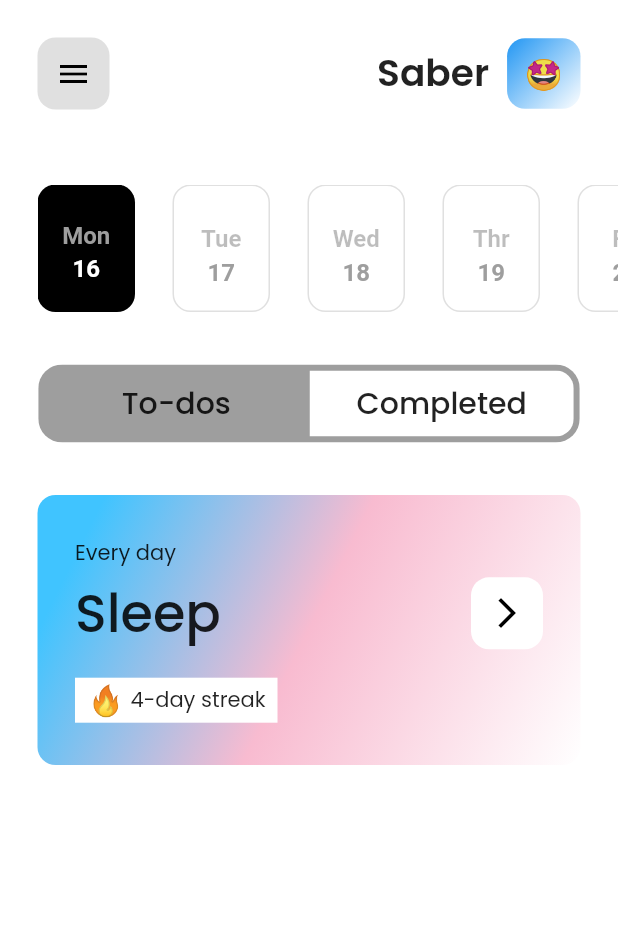
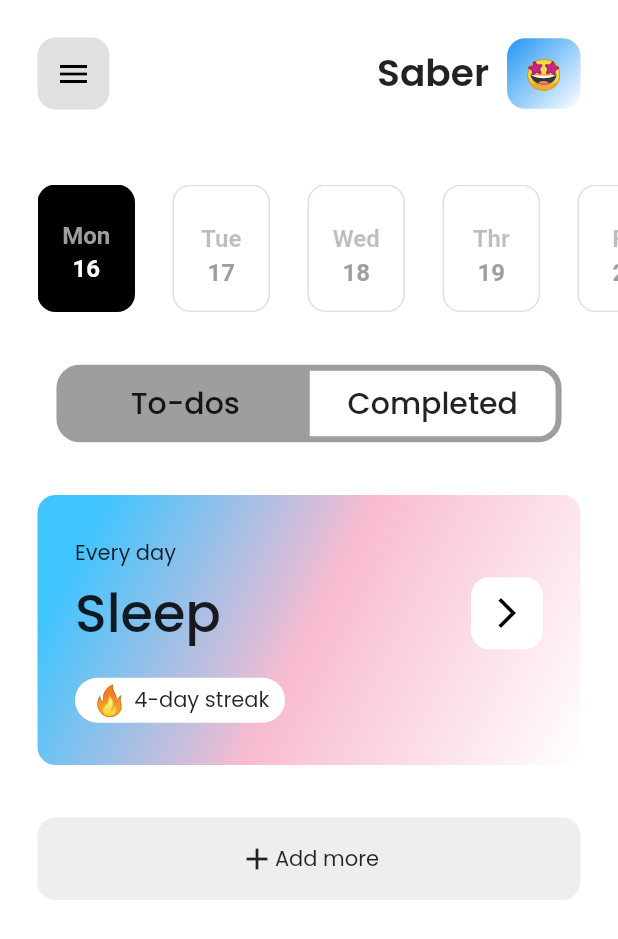
Before and after one commit to zainahmed0597/to_dos_flutter, a Flutter app: the screen it shows after launch, on a phone screen of 412 x 824 dp. Shown: the top 939 px of the screen. Run offline on Flutter 3.47's test engine with Material 2 defaults, Android fonts, the phone set to English and light mode, and no system bars; drawn by our look-alikes of toggle_switch; our stand-ins replace google_fonts; Roboto replaces fonts that are missing (Catamaran).

Commit message:
add 'add more' button

```diff
--- a/lib/screens/home_screen.dart
+++ b/lib/screens/home_screen.dart
@@ -97,6 +97,31 @@ class _MyHomePageState extends State<MyHomePage> {
               height: 35,
             ),
             const ActiveActivity(),
+            const SizedBox(
+              height: 35,
+            ),
+            Padding(
+              padding: const EdgeInsets.symmetric(horizontal: 25),
+              child: Container(
+                decoration: BoxDecoration(
+                  borderRadius: BorderRadius.circular(12),
+                  color: Colors.grey[200],
+                ),
+                height: 55,
+                width: double.infinity,
+                child: Row(
+                  mainAxisAlignment: MainAxisAlignment.center,
+                  children: [
+                    const Icon(Icons.add),
+                    Text(
+                      'Add more',
+                      style: GoogleFonts.poppins(
+                          fontSize: 14, fontWeight: FontWeight.w400),
+                    ),
+                  ],
+                ),
+              ),
+            ),
           ],
         ),
       ),
--- a/lib/widgets/active_activity.dart
+++ b/lib/widgets/active_activity.dart
@@ -65,12 +65,13 @@ class _ActiveActivityState extends State<ActiveActivity> {
                 height: 10,
               ),
               Container(
-                // decoration: const BoxDecoration(
-                //   color: Colors.white,
-                // ),
+                decoration: BoxDecoration(
+                  borderRadius: BorderRadius.circular(16),
+                  color: Colors.white,
+                ),
                 height: 30,
-                width: 135,
-                color: Colors.white,
+                width: 140,
+                // color: Colors.white,
                 child: Row(
                   mainAxisAlignment: MainAxisAlignment.center,
                   children: [
--- a/lib/widgets/toggle_button.dart
+++ b/lib/widgets/toggle_button.dart
@@ -16,7 +16,7 @@ class _ToggleButtonState extends State<ToggleButton> {
       padding: const EdgeInsets.symmetric(horizontal: 25.0),
       child: ToggleSwitch(
         minHeight: 44.0,
-        minWidth: 176.0,
+        minWidth: 164,
         initialLabelIndex: 1,
         cornerRadius: 12.0,
         borderWidth: 4,
@@ -24,17 +24,18 @@ class _ToggleButtonState extends State<ToggleButton> {
         activeFgColor: Colors.black,
         inactiveBgColor: Colors.grey,
         inactiveFgColor: Colors.grey[700],
-        customTextStyles:  [
+        customTextStyles: [
           GoogleFonts.poppins(
-              fontSize: 20,
-              color: Colors.black87,
-              fontWeight: FontWeight.w500),
+              fontSize: 20, color: Colors.black87, fontWeight: FontWeight.w500),
         ],
         totalSwitches: 2,
         fontSize: 20,
-        labels: const ['To-dos', 'Completed'] ,
+        labels: const ['To-dos', 'Completed'],
         // icons: [FontAwesomeIcons.mars, FontAwesomeIcons.venus],
-        activeBgColors: const [[Colors.white],[Colors.white]],
+        activeBgColors: const [
+          [Colors.white],
+          [Colors.white]
+        ],
       ),
     );
   }
```
